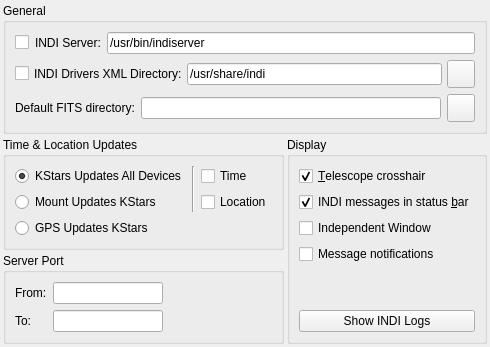
Before: the Qt Designer form kstars/indi/opsindi.ui in KDE/kstars, drawn with Qt 5.
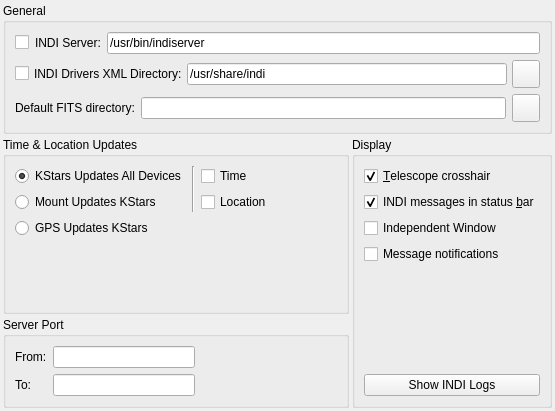
After: the same form once the commit is applied.

Diff of the .ui file:
```diff
--- a/kstars/indi/opsindi.ui
+++ b/kstars/indi/opsindi.ui
@@ -6,8 +6,8 @@
    <rect>
     <x>0</x>
     <y>0</y>
-    <width>443</width>
-    <height>333</height>
+    <width>555</width>
+    <height>411</height>
    </rect>
   </property>
   <layout class="QVBoxLayout" name="verticalLayout_5">
```
Left out of the diff: 12 changed lines with no effect on the pictures.
